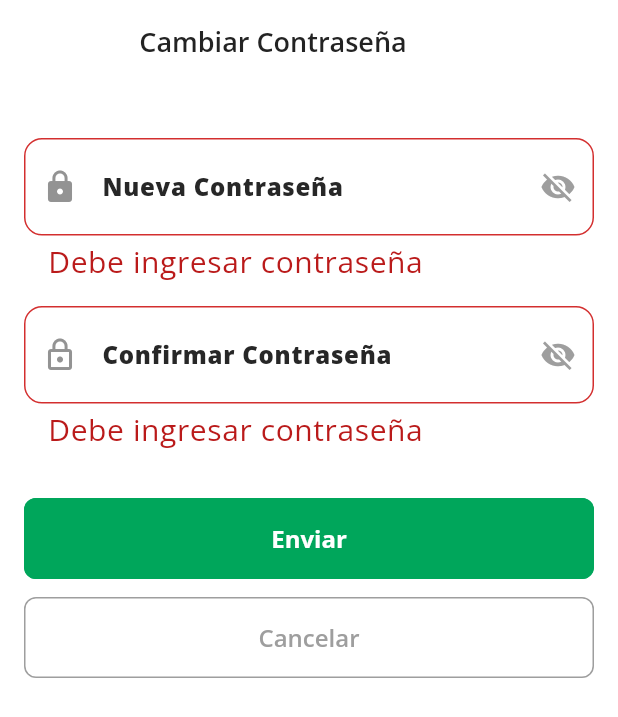
After one commit to RicardoBastardoSiaca/sconter_mobile, a Flutter app: the ChangePasswordScreen screen opened by its route, after a tap on "Enviar", on a phone screen of 412 x 824 dp. The commit adds this screen. Shown: the top 717 px of the screen. Run offline on Flutter 3.47's test engine with Material 3 defaults, Android fonts, the phone set to English and light mode, and no system bars; our stand-ins replace cached_network_image, carousel_slider, connectivity_plus, dio, flutter_dotenv, flutter_expandable_fab and 12 more; missing offline and left inert: encrypt; accounts and stored records are empty; project files that could hold a hidden picture were left out.

Commit message:
avances del reset password y fix de control de actividades y trc por variable gate

```diff
--- a/analysis_options.yaml
+++ b/analysis_options.yaml
@@ -23,6 +23,8 @@ linter:
   rules:
     # avoid_print: false  # Uncomment to disable the `avoid_print` rule
     # prefer_single_quotes: true  # Uncomment to enable the `prefer_single_quotes` rule
-
+analyzer:
+  plugins:
+    - custom_lint
 # Additional information about this file can be found at
 # https://dart.dev/guides/language/analysis-options
--- a/lib/config/router/app_router.dart
+++ b/lib/config/router/app_router.dart
@@ -104,6 +104,10 @@ final goRouterProvider = Provider((ref) {
         path: '/asignar-equipos-it-limpieza-control-actividades-screen',
         builder: (context, state) => AsignarEquiposItControlActividadesScreen(),
       ),
+      GoRoute(
+        path: '/change-password-screen',
+        builder: (context, state) => ChangePasswordScreen(),
+      ),
     ],
 
     // state.params ahora es state.pathParameters
--- a/lib/features/auth/presentation/providers/providers.dart
+++ b/lib/features/auth/presentation/providers/providers.dart
@@ -1,3 +1,4 @@
 
 
 export 'login_form_provider.dart';
+export 'auth_provider.dart';
--- a/lib/features/turnarounds/domain/entities/control_actividades.dart
+++ b/lib/features/turnarounds/domain/entities/control_actividades.dart
@@ -24,7 +24,7 @@ class ControlActividades {
   String? etdOut;
   String? etaOut;
   DateTime? etdFechaOut;
-  int gate;
+  int? gate;
   int tipoVueloId;
   int tipoServicioId;
   String? lugarSalidaOaci;
@@ -53,7 +53,7 @@ class ControlActividades {
     required this.aerolineaNombre,
     required this.acReg,
     required this.numeroVueloIn,
-    required this.gate,
+    this.gate,
     required this.tipoVueloId,
     required this.tipoServicioId,
     required this.estatusNombre,
--- /dev/null
+++ b/lib/features/turnarounds/presentation/screens/change_password_screen.dart
@@ -0,0 +1,299 @@
+import 'package:flutter/material.dart';
+import 'package:flutter_riverpod/flutter_riverpod.dart';
+
+import '../../../auth/domain/domain.dart';
+import '../../../auth/presentation/providers/providers.dart';
+// import 'package:http/http.dart' as http;
+// import 'dart:convert';
+
+
+class ChangePasswordScreen extends ConsumerStatefulWidget {
+  const ChangePasswordScreen({super.key});
+
+  @override
+  ConsumerState<ChangePasswordScreen> createState() => _ChangePasswordScreenState();
+}
+
+class _ChangePasswordScreenState extends ConsumerState<ChangePasswordScreen> {
+  final _formKey = GlobalKey<FormState>();
+  final TextEditingController _newPasswordController = TextEditingController();
+  final TextEditingController _confirmPasswordController = TextEditingController();
+
+  bool _isNewPasswordVisible = false;
+  bool _isConfirmPasswordVisible = false;
+  bool _isLoading = false;
+  String? _validationError;
+  AuthResponse? user;
+
+  @override
+  void dispose() {
+    _newPasswordController.dispose();
+    _confirmPasswordController.dispose();
+    super.dispose();
+  }
+
+  // Validation method
+  String? _validatePasswords(String? value) {
+    if (value == null || value.isEmpty) {
+      return 'Debe ingresar contraseña';
+    }
+    if (value.length < 3) {
+      return 'Debe tener al menos 3 caracteres';
+    }
+
+    // Check if passwords match (only when both fields have values)
+    if (_newPasswordController.text.isNotEmpty &&
+        _confirmPasswordController.text.isNotEmpty &&
+        _newPasswordController.text != _confirmPasswordController.text) {
+      return 'Las contraseñas no coinciden';
+    }
+
+    return null;
+  }
+
+  // API call to change password
+  Future<void> _changePassword( ) async {
+    if (!_formKey.currentState!.validate()) {
+      return;
+    }
+
+    // Clear previous validation error
+    setState(() {
+      _validationError = null;
+    });
+
+    // Check if passwords match
+    if (_newPasswordController.text != _confirmPasswordController.text) {
+      setState(() {
+        _validationError = 'Las contraseñas no coinciden';
+      });
+      return;
+    }
+
+    setState(() {
+      _isLoading = true;
+    });
+
+    try {
+      user = ref.read(authProvider).loginResponse;
+      // Prepare the request body
+      final Map<String, dynamic> requestBody = {
+        'id': user?.id,
+        'nombr_usuario': user?.name ?? '' ,
+        'correo': user?.username  ,
+        'cedula': user?.cedula   ,
+        // 'telefono': user?.,
+        // 'usu_personal': user?.  ,
+        // 'rol': user?.  ,
+        // 'contrasena': user?.  ,
+        // 'is_contrasena': user?.  ,
+        // 'cliente': user?.  ,
+        'newPassword': _newPasswordController.text,
+        'confirmPassword': _confirmPasswordController.text,
+        // Add any other required fields like userId, token, etc.
+      };
+
+      // Make API call
+      // // final response = await http.post(
+      // //   Uri.parse('https://your-api-endpoint.com/change-password'), // Replace with your API endpoint
+      // //   headers: {
+      // //     'Content-Type': 'application/json',
+      // //     'Authorization': 'Bearer your-auth-token', // Add your auth token if needed
+      // //   },
+      // //   body: jsonEncode(requestBody),
+      // // );
+
+      // // setState(() {
+      // //   _isLoading = false;
+      // // });
+
+      // if (response.statusCode == 200) {
+      //   // Password changed successfully
+      //   if (mounted) {
+      //     ScaffoldMessenger.of(context).showSnackBar(
+      //       const SnackBar(
+      //         content: Text('Password changed successfully!'),
+      //         backgroundColor: Colors.green,
+      //       ),
+      //     );
+      //     Navigator.of(context).pop(); // Go back to previous screen
+      //   }
+      // } else {
+      //   // Handle API error
+      //   final errorData = jsonDecode(response.body);
+      //   setState(() {
+      //     _validationError = errorData['message'] ?? 'Failed to change password';
+      //   });
+      // }
+    } catch (e) {
+      setState(() {
+        _isLoading = false;
+        _validationError = 'Error de conexion: ${e.toString()}';
+      });
+    }
+  }
+
+  @override
+  Widget build(BuildContext context) {
+    ThemeData theme = Theme.of(context);
+    final user = ref.watch(authProvider).loginResponse;
+    return Scaffold(
+      appBar: AppBar(
+        title: Center(child: const Text('Cambiar Contraseña')),
+        // backgroundColor: Theme.of(context).primaryColor,
+        // foregroundColor: Colors.white,
+        actions: [const SizedBox(width: 48)], // Espacio para centrar el título
+      ),
+      body: SingleChildScrollView(
+        child: Padding(
+          padding: const EdgeInsets.all(16.0),
+          child: Form(
+            key: _formKey,
+            child: Column(
+              crossAxisAlignment: CrossAxisAlignment.stretch,
+              children: [
+                const SizedBox(height: 20),
+
+                // New Password Field
+                TextFormField(
+                  controller: _newPasswordController,
+                  obscureText: !_isNewPasswordVisible,
+                  decoration: InputDecoration(
+                    labelText: 'Nueva Contraseña',
+                    border: OutlineInputBorder(
+                      borderRadius: BorderRadius.circular(8.0),
+                    ),
+                    prefixIcon: const Icon(Icons.lock),
+                    suffixIcon: IconButton(
+                      icon: Icon(
+                        _isNewPasswordVisible ? Icons.visibility : Icons.visibility_off,
+                        color: Colors.grey,
+                      ),
+                      onPressed: () {
+                        setState(() {
+                          _isNewPasswordVisible = !_isNewPasswordVisible;
+                        });
+                      },
+                    ),
+                  ),
+                  validator: _validatePasswords,
+                  onChanged: (value) {
+                    // Trigger validation when typing
+                    if (_formKey.currentState != null) {
+                      _formKey.currentState!.validate();
+                    }
+                  },
+                ),
+
+                const SizedBox(height: 16),
+
+                // Confirm Password Field
+                TextFormField(
+                  controller: _confirmPasswordController,
+                  obscureText: !_isConfirmPasswordVisible,
+                  decoration: InputDecoration(
+                    labelText: 'Confirmar Contraseña',
+                    border: OutlineInputBorder(
+                      borderRadius: BorderRadius.circular(8.0),
+                    ),
+                    prefixIcon: const Icon(Icons.lock_outline),
+                    suffixIcon: IconButton(
+                      icon: Icon(
+                        _isConfirmPasswordVisible ? Icons.visibility : Icons.visibility_off,
+                        color: Colors.grey,
+                      ),
+                      onPressed: () {
+                        setState(() {
+                          _isConfirmPasswordVisible = !_isConfirmPasswordVisible;
+                        });
+                      },
+                    ),
+                  ),
+                  validator: _validatePasswords,
+                  onChanged: (value) {
+                    // Trigger validation when typing
+                    if (_formKey.currentState != null) {
+                      _formKey.currentState!.validate();
+                    }
+                  },
+                ),
+
+                const SizedBox(height: 8),
+
+                // Validation Error Display
+                if (_validationError != null)
+                  Container(
+                    padding: const EdgeInsets.all(12),
+                    decoration: BoxDecoration(
+                      color: Colors.red[50],
+                      borderRadius: BorderRadius.circular(8),
+                      border: Border.all(color: Colors.red),
+                    ),
+                    child: Row(
+                      children: [
+                        const Icon(Icons.error, color: Colors.red),
+                        const SizedBox(width: 8),
+                        Expanded(
+                          child: Text(
+                            _validationError!,
+                            style: const TextStyle(color: Colors.red),
+                          ),
+                        ),
+                      ],
+                    ),
+                  ),
+
+                const SizedBox(height: 24),
+
+                // Submit Button
+                ElevatedButton(
+                  onPressed: _isLoading ? null : _changePassword,
+                  style: ElevatedButton.styleFrom(
+                    backgroundColor: theme.primaryColor,
+                    foregroundColor: Colors.white,
+                    padding: const EdgeInsets.symmetric(vertical: 16),
+                    shape: RoundedRectangleBorder(
+                      borderRadius: BorderRadius.circular(8.0),
+                    ),
+                  ),
+                  child: _isLoading
+                      ? const SizedBox(
+                          height: 20,
+                          width: 20,
+                          child: CircularProgressIndicator(
+                            strokeWidth: 2,
+                            valueColor: AlwaysStoppedAnimation<Color>(Colors.white),
+                          ),
+                        )
+                      : const Text(
+                          'Enviar',
+                          style: TextStyle(fontSize: 16, fontWeight: FontWeight.bold),
+                        ),
+                ),
+
+                const SizedBox(height: 12),
+
+                // Cancel Button
+                OutlinedButton(
+                  onPressed: _isLoading ? null : () => Navigator.of(context).pop(),
+                  style: OutlinedButton.styleFrom(
+                    padding: const EdgeInsets.symmetric(vertical: 16),
+                    shape: RoundedRectangleBorder(
+                      borderRadius: BorderRadius.circular(8.0),
+                    ),
+                    side: const BorderSide(color: Colors.grey),
+                  ),
+                  child: const Text(
+                    'Cancelar',
+                    style: TextStyle(fontSize: 16, color: Colors.grey),
+                  ),
+                ),
+              ],
+            ),
+          ),
+        ),
+      ),
+
+    );
+  }
+}
--- a/lib/features/turnarounds/presentation/screens/control_actividades_screen.dart
+++ b/lib/features/turnarounds/presentation/screens/control_actividades_screen.dart
@@ -21,7 +21,7 @@ import '../widgets/widgets.dart';
 class ControlActividadesScreen extends ConsumerStatefulWidget {
   final int trcId;
   const ControlActividadesScreen({super.key, required this.trcId});
-
+// aca llego el de octubre
   @override
   ConsumerState<ControlActividadesScreen> createState() =>
       _ControlActividadesScreenState();
--- a/lib/features/turnarounds/presentation/screens/screens.dart
+++ b/lib/features/turnarounds/presentation/screens/screens.dart
@@ -21,3 +21,4 @@ export 'asignar_demoras_screen.dart';
 export 'cerrar_vuelo_screen.dart';
 
 export 'asignar_equipos_it_control_actividades_screen.dart';
+export 'change_password_screen.dart';
--- a/lib/features/turnarounds/presentation/screens/turnaround_main_screen.dart
+++ b/lib/features/turnarounds/presentation/screens/turnaround_main_screen.dart
@@ -5,6 +5,7 @@ import 'package:flutter_svg/svg.dart';
 import 'package:go_router/go_router.dart';
 import 'package:google_fonts/google_fonts.dart';
 import 'package:intl/intl.dart';
+import 'package:turnaround_mobile/features/turnarounds/presentation/widgets/widgets.dart';
 
 import '../../../shared/shared.dart';
 import '../../domain/domain.dart';
@@ -113,6 +114,7 @@ class _TurnaroundMainScreenState extends State<TurnaroundMainScreen> {
           //   // , icon: },
           //   icon: const Icon(Icons.manage_accounts),
           // ),
+          // UserConfigMenuIcon(),
           const SizedBox(width: 60),
         ],
       ),
--- a/lib/features/turnarounds/presentation/widgets/widgets.dart
+++ b/lib/features/turnarounds/presentation/widgets/widgets.dart
@@ -3,3 +3,4 @@ export 'pasajeros_dialog.dart';
 export 'pasajeros_box_container.dart';
 export 'demoras_search_delegate.dart';
 export 'cerrar_vuelo/cerrar_vuelos_widgets.dart';
+export 'user_config_menu_icon.dart';
--- a/pubspec.yaml
+++ b/pubspec.yaml
@@ -16,7 +16,7 @@ publish_to: "none" # Remove this line if you wish to publish to pub.dev
 # https://developer.apple.com/library/archive/documentation/General/Reference/InfoPlistKeyReference/Articles/CoreFoundationKeys.html
 # In Windows, build-name is used as the major, minor, and patch parts
 # of the product and file versions while build-number is used as the build suffix.
-version: 1.2.2+5
+version: 1.2.10+8
 
 environment:
   sdk: ^3.8.0
@@ -32,6 +32,7 @@ dependencies:
   carousel_slider: ^5.1.1
   connectivity_plus: ^7.0.0
   cupertino_icons: ^1.0.8
+  custom_lint: 0.7.6
   dio: ^5.8.0+1
   drift: ^2.26.1
   drift_flutter: ^0.2.4
@@ -54,6 +55,7 @@ dependencies:
   introduction_screen: ^4.0.0
   package_info_plus: ^9.0.0
   path_provider: ^2.1.5
+  riverpod_lint: 2.6.5
   share_plus: ^12.0.0
   shared_preferences: ^2.5.3
   signature: ^6.3.0
```
Also changed, not shown: lib/features/shared/widgets/side_menu.dart (+5 -3 lines), lib/features/turnarounds/domain/entities/turnaround_main.dart (+14 -14 lines), lib/features/turnarounds/insfrastructure/mappers/turnaround_main_mapper.dart (+6 -6 lines), lib/features/turnarounds/presentation/widgets/user_config_menu_icon.dart (added, +55 -0 lines), pubspec.lock.
